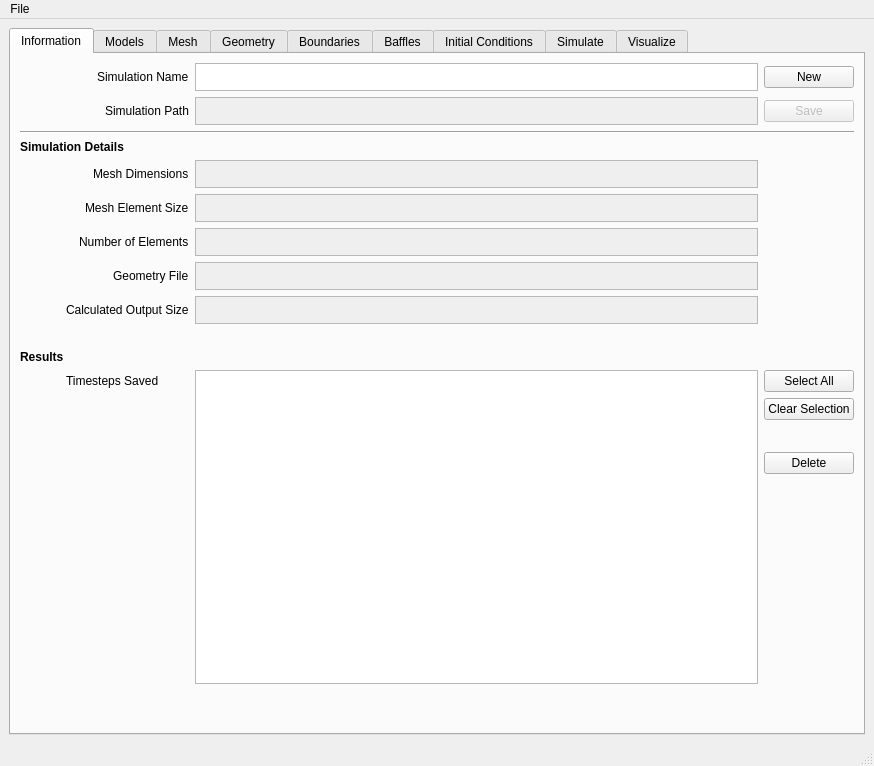
First picture: the form in gui/civlcfd.ui, repository civilcfd/Civil-CFD, before the edit.
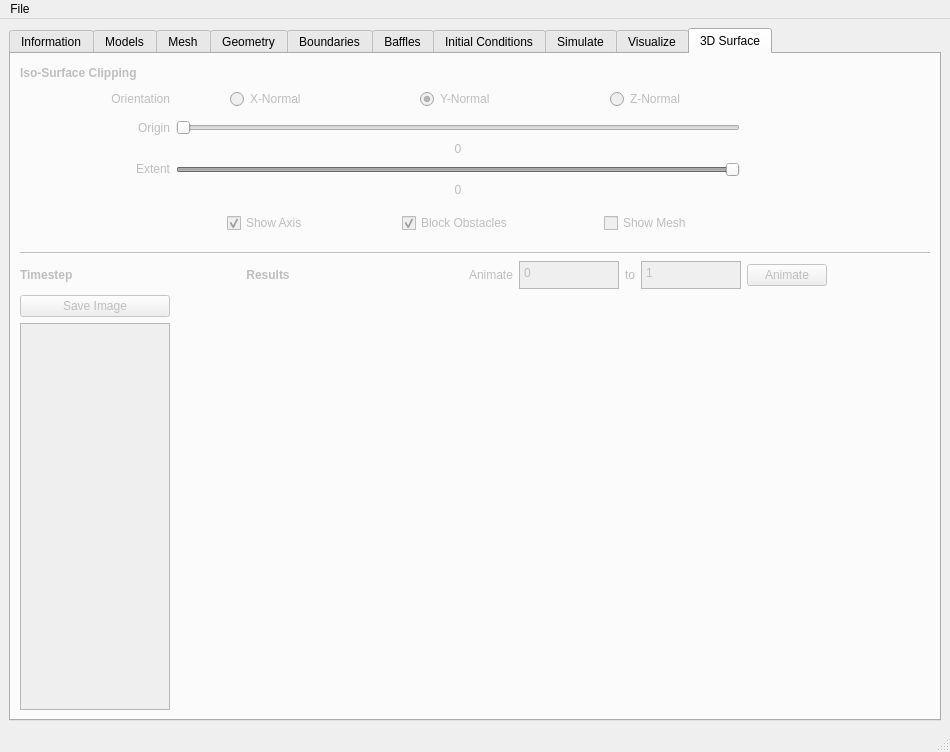
Second picture: the form after the edit. The open tabs and pages were chosen to show the change. Icons and pictures are not drawn. Custom widgets are drawn as their Qt base class.

The edit to the form file:
```diff
--- a/gui/civlcfd.ui
+++ b/gui/civlcfd.ui
@@ -9,8 +9,8 @@
    <rect>
     <x>0</x>
     <y>0</y>
-    <width>874</width>
-    <height>766</height>
+    <width>950</width>
+    <height>752</height>
    </rect>
   </property>
   <property name="sizePolicy">
@@ -3180,6 +3180,462 @@
         </item>
        </layout>
       </widget>
+      <widget class="QWidget" name="Visualize3d">
+       <property name="enabled">
+        <bool>false</bool>
+       </property>
+       <attribute name="title">
+        <string>3D Surface</string>
+       </attribute>
+       <layout class="QGridLayout" name="gridLayout_23">
+        <item row="0" column="0">
+         <layout class="QGridLayout" name="gridLayout_21">
+          <item row="8" column="1" alignment="Qt::AlignHCenter">
+           <widget class="QCheckBox" name="showAxis3d">
+            <property name="text">
+             <string>Show Axis</string>
+            </property>
+            <property name="checked">
+             <bool>true</bool>
+            </property>
+           </widget>
+          </item>
+          <item row="6" column="2">
+           <widget class="QLabel" name="extent3dText">
+            <property name="text">
+             <string>0</string>
+            </property>
+            <property name="alignment">
+             <set>Qt::AlignCenter</set>
+            </property>
+           </widget>
+          </item>
+          <item row="13" column="1" rowspan="2" colspan="4">
+           <widget class="QVTKWidget" name="vis3d"/>
+          </item>
+          <item row="4" column="2">
+           <widget class="QLabel" name="origin3dText">
+            <property name="maximumSize">
+             <size>
+              <width>16777215</width>
+              <height>15</height>
+             </size>
+            </property>
+            <property name="text">
+             <string>0</string>
+            </property>
+            <property name="alignment">
+             <set>Qt::AlignCenter</set>
+            </property>
+           </widget>
+          </item>
+          <item row="3" column="0">
+           <widget class="QLabel" name="label_54">
+            <property name="text">
+             <string>Origin</string>
+            </property>
+            <property name="alignment">
+             <set>Qt::AlignRight|Qt::AlignTrailing|Qt::AlignVCenter</set>
+            </property>
+           </widget>
+          </item>
+          <item row="8" column="2" alignment="Qt::AlignHCenter">
+           <widget class="QCheckBox" name="blockObstacles3d">
+            <property name="text">
+             <string>Block Obstacles</string>
+            </property>
+            <property name="checked">
+             <bool>true</bool>
+            </property>
+           </widget>
+          </item>
+          <item row="8" column="3" alignment="Qt::AlignHCenter">
+           <widget class="QCheckBox" name="showMesh3d">
+            <property name="text">
+             <string>Show Mesh</string>
+            </property>
+            <property name="checked">
+             <bool>false</bool>
+            </property>
+           </widget>
+          </item>
+          <item row="13" column="0">
+           <widget class="QPushButton" name="saveJPEG3d">
+            <property name="text">
+             <string>Save Image</string>
+            </property>
+            <property name="icon">
+             <iconset resource="gui.qrc">
+              <normaloff>:/icons/resources/document-save.svg</normaloff>:/icons/resources/document-save.svg</iconset>
+            </property>
+           </widget>
+          </item>
+          <item row="1" column="2" alignment="Qt::AlignHCenter">
+           <widget class="QRadioButton" name="yNormal3d">
+            <property name="text">
+             <string>Y-Normal</string>
+            </property>
+            <property name="checked">
+             <bool>true</bool>
+            </property>
+           </widget>
+          </item>
+          <item row="4" column="3">
+           <spacer name="verticalSpacer_27">
+            <property name="orientation">
+             <enum>Qt::Vertical</enum>
+            </property>
+            <property name="sizeType">
+             <enum>QSizePolicy::Fixed</enum>
+            </property>
+            <property name="sizeHint" stdset="0">
+             <size>
+              <width>20</width>
+              <height>15</height>
+             </size>
+            </property>
+           </spacer>
+          </item>
+          <item row="2" column="2">
+           <spacer name="verticalSpacer_23">
+            <property name="orientation">
+             <enum>Qt::Vertical</enum>
+            </property>
+            <property name="sizeType">
+             <enum>QSizePolicy::Fixed</enum>
+            </property>
+            <property name="sizeHint" stdset="0">
+             <size>
+              <width>20</width>
+              <height>5</height>
+             </size>
+            </property>
+           </spacer>
+          </item>
+          <item row="7" column="3">
+           <spacer name="verticalSpacer_25">
+            <property name="orientation">
+             <enum>Qt::Vertical</enum>
+            </property>
+            <property name="sizeType">
+             <enum>QSizePolicy::Fixed</enum>
+            </property>
+            <property name="sizeHint" stdset="0">
+             <size>
+              <width>20</width>
+              <height>10</height>
+             </size>
+            </property>
+           </spacer>
+          </item>
+          <item row="1" column="1" alignment="Qt::AlignHCenter">
+           <widget class="QRadioButton" name="xNormal3d">
+            <property name="text">
+             <string>X-Normal</string>
+            </property>
+           </widget>
+          </item>
+          <item row="9" column="1">
+           <spacer name="verticalSpacer_26">
+            <property name="orientation">
+             <enum>Qt::Vertical</enum>
+            </property>
+            <property name="sizeType">
+             <enum>QSizePolicy::Fixed</enum>
+            </property>
+            <property name="sizeHint" stdset="0">
+             <size>
+              <width>20</width>
+              <height>13</height>
+             </size>
+            </property>
+           </spacer>
+          </item>
+          <item row="0" column="0">
+           <widget class="QLabel" name="label_51">
+            <property name="sizePolicy">
+             <sizepolicy hsizetype="Preferred" vsizetype="Fixed">
+              <horstretch>0</horstretch>
+              <verstretch>0</verstretch>
+             </sizepolicy>
+            </property>
+            <property name="maximumSize">
+             <size>
+              <width>16777215</width>
+              <height>15</height>
+             </size>
+            </property>
+            <property name="font">
+             <font>
+              <weight>75</weight>
+              <bold>true</bold>
+             </font>
+            </property>
+            <property name="text">
+             <string>Iso-Surface Clipping</string>
+            </property>
+           </widget>
+          </item>
+          <item row="3" column="1" colspan="3">
+           <widget class="QSlider" name="origin3d">
+            <property name="value">
+             <number>0</number>
+            </property>
+            <property name="sliderPosition">
+             <number>0</number>
+            </property>
+            <property name="tracking">
+             <bool>false</bool>
+            </property>
+            <property name="orientation">
+             <enum>Qt::Horizontal</enum>
+            </property>
+            <property name="invertedAppearance">
+             <bool>false</bool>
+            </property>
+            <property name="invertedControls">
+             <bool>false</bool>
+            </property>
+           </widget>
+          </item>
+          <item row="5" column="0">
+           <widget class="QLabel" name="label_53">
+            <property name="sizePolicy">
+             <sizepolicy hsizetype="Preferred" vsizetype="Fixed">
+              <horstretch>0</horstretch>
+              <verstretch>0</verstretch>
+             </sizepolicy>
+            </property>
+            <property name="text">
+             <string>Extent</string>
+            </property>
+            <property name="alignment">
+             <set>Qt::AlignRight|Qt::AlignTrailing|Qt::AlignVCenter</set>
+            </property>
+           </widget>
+          </item>
+          <item row="10" column="0" colspan="5">
+           <widget class="Line" name="line_9">
+            <property name="orientation">
+             <enum>Qt::Horizontal</enum>
+            </property>
+           </widget>
+          </item>
+          <item row="12" column="2" colspan="3">
+           <layout class="QHBoxLayout" name="horizontalLayout_4">
+            <item>
+             <spacer name="horizontalSpacer_19">
+              <property name="orientation">
+               <enum>Qt::Horizontal</enum>
+              </property>
+              <property name="sizeHint" stdset="0">
+               <size>
+                <width>40</width>
+                <height>20</height>
+               </size>
+              </property>
+             </spacer>
+            </item>
+            <item alignment="Qt::AlignRight">
+             <widget class="QLabel" name="label_49">
+              <property name="text">
+               <string>Animate</string>
+              </property>
+             </widget>
+            </item>
+            <item>
+             <widget class="QPlainTextEdit" name="from3d">
+              <property name="sizePolicy">
+               <sizepolicy hsizetype="Fixed" vsizetype="Fixed">
+                <horstretch>0</horstretch>
+                <verstretch>0</verstretch>
+               </sizepolicy>
+              </property>
+              <property name="maximumSize">
+               <size>
+                <width>100</width>
+                <height>28</height>
+               </size>
+              </property>
+              <property name="plainText">
+               <string>0</string>
+              </property>
+             </widget>
+            </item>
+            <item alignment="Qt::AlignHCenter">
+             <widget class="QLabel" name="label_50">
+              <property name="maximumSize">
+               <size>
+                <width>17</width>
+                <height>16777215</height>
+               </size>
+              </property>
+              <property name="text">
+               <string>to</string>
+              </property>
+             </widget>
+            </item>
+            <item alignment="Qt::AlignLeft">
+             <widget class="QPlainTextEdit" name="to3d">
+              <property name="sizePolicy">
+               <sizepolicy hsizetype="Minimum" vsizetype="Fixed">
+                <horstretch>0</horstretch>
+                <verstretch>0</verstretch>
+               </sizepolicy>
+              </property>
+              <property name="maximumSize">
+               <size>
+                <width>100</width>
+                <height>28</height>
+               </size>
+              </property>
+              <property name="plainText">
+               <string>1</string>
+              </property>
+             </widget>
+            </item>
+            <item>
+             <widget class="QPushButton" name="animate3d">
+              <property name="text">
+               <string>Animate</string>
+              </property>
+              <property name="icon">
+               <iconset resource="gui.qrc">
+                <normaloff>:/icons/resources/view-fullscreen.svg</normaloff>:/icons/resources/view-fullscreen.svg</iconset>
+              </property>
+             </widget>
+            </item>
+            <item>
+             <spacer name="horizontalSpacer_20">
+              <property name="orientation">
+               <enum>Qt::Horizontal</enum>
+              </property>
+              <property name="sizeHint" stdset="0">
+               <size>
+                <width>40</width>
+                <height>20</height>
+               </size>
+              </property>
+             </spacer>
+            </item>
+           </layout>
+          </item>
+          <item row="1" column="3" alignment="Qt::AlignHCenter">
+           <widget class="QRadioButton" name="zNormal3d">
+            <property name="text">
+             <string>Z-Normal</string>
+            </property>
+           </widget>
+          </item>
+          <item row="14" column="0">
+           <widget class="QListWidget" name="timesteps3d">
+            <property name="sizePolicy">
+             <sizepolicy hsizetype="Fixed" vsizetype="Expanding">
+              <horstretch>0</horstretch>
+              <verstretch>0</verstretch>
+             </sizepolicy>
+            </property>
+            <property name="maximumSize">
+             <size>
+              <width>150</width>
+              <height>1600000</height>
+             </size>
+            </property>
+            <property name="layoutMode">
+             <enum>QListView::SinglePass</enum>
+            </property>
+           </widget>
+          </item>
+          <item row="0" column="2">
+           <spacer name="verticalSpacer_28">
+            <property name="orientation">
+             <enum>Qt::Vertical</enum>
+            </property>
+            <property name="sizeType">
+             <enum>QSizePolicy::Fixed</enum>
+            </property>
+            <property name="sizeHint" stdset="0">
+             <size>
+              <width>20</width>
+              <height>20</height>
+             </size>
+            </property>
+           </spacer>
+          </item>
+          <item row="12" column="1">
+           <widget class="QLabel" name="label_55">
+            <property name="font">
+             <font>
+              <weight>75</weight>
+              <bold>true</bold>
+             </font>
+            </property>
+            <property name="text">
+             <string>Results</string>
+            </property>
+            <property name="alignment">
+             <set>Qt::AlignCenter</set>
+            </property>
+           </widget>
+          </item>
+          <item row="12" column="0">
+           <widget class="QLabel" name="label_56">
+            <property name="sizePolicy">
+             <sizepolicy hsizetype="Preferred" vsizetype="Fixed">
+              <horstretch>0</horstretch>
+              <verstretch>0</verstretch>
+             </sizepolicy>
+            </property>
+            <property name="maximumSize">
+             <size>
+              <width>16777215</width>
+              <height>15</height>
+             </size>
+            </property>
+            <property name="font">
+             <font>
+              <weight>75</weight>
+              <bold>true</bold>
+             </font>
+            </property>
+            <property name="text">
+             <string>Timestep</string>
+            </property>
+           </widget>
+          </item>
+          <item row="1" column="0">
+           <widget class="QLabel" name="label_52">
+            <property name="sizePolicy">
+             <sizepolicy hsizetype="Preferred" vsizetype="Fixed">
+              <horstretch>0</horstretch>
+              <verstretch>0</verstretch>
+             </sizepolicy>
+            </property>
+            <property name="text">
+             <string>Orientation</string>
+            </property>
+            <property name="alignment">
+             <set>Qt::AlignRight|Qt::AlignTrailing|Qt::AlignVCenter</set>
+            </property>
+           </widget>
+          </item>
+          <item row="5" column="1" colspan="3">
+           <widget class="QSlider" name="extent3d">
+            <property name="value">
+             <number>99</number>
+            </property>
+            <property name="tracking">
+             <bool>false</bool>
+            </property>
+            <property name="orientation">
+             <enum>Qt::Horizontal</enum>
+            </property>
+           </widget>
+          </item>
+         </layout>
+        </item>
+       </layout>
+      </widget>
      </widget>
     </item>
    </layout>
@@ -3189,7 +3645,7 @@
     <rect>
      <x>0</x>
      <y>0</y>
-     <width>874</width>
+     <width>950</width>
      <height>22</height>
     </rect>
    </property>
```
Left out of the diff: 21 changed lines with no effect on the pictures.
